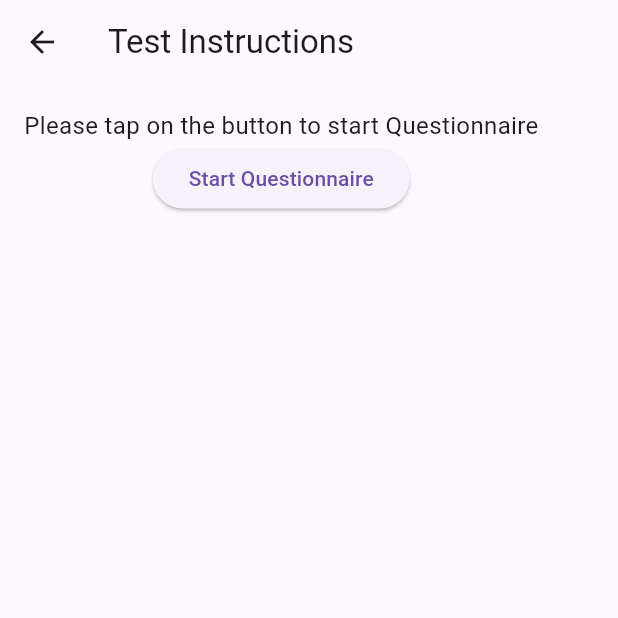
After one commit to ChandraPrakashJangid/test_app, a Flutter app: the HomeScreen screen opened by its route, on a phone screen of 412 x 824 dp, the top half of it. The commit adds this screen. Run offline on Flutter 3.47's test engine with Material 3 defaults, Android fonts, the phone set to English and light mode, and no system bars; our stand-ins replace dio, fluttertoast, retrofit; missing offline and left inert: mockito; generated files the repository leaves out were written again.

Commit message:
Home screen navigated after login

```diff
--- a/lib/main.dart
+++ b/lib/main.dart
@@ -1,5 +1,6 @@
 import 'package:flutter/material.dart';
 import 'package:provider/provider.dart';
+import 'package:test_app/screens/home/home_page.dart';
 import 'package:test_app/screens/login/forgot_password_screen.dart';
 import 'package:test_app/screens/login/login_screen.dart';
 import 'dal/http_repository.dart';
@@ -28,7 +29,7 @@ class MyApp extends StatelessWidget {
       routes: {
         '/': (context) => const LoginScreen(),
         '/forgot_password': (context) => const ForgotPasswordScreen(),
-
+        '/home_screen': (context) => const HomeScreen(),
       },
     );
   }
--- /dev/null
+++ b/lib/screens/home/home_page.dart
@@ -0,0 +1,29 @@
+import 'package:flutter/material.dart';
+
+class HomeScreen extends StatelessWidget {
+  const HomeScreen({super.key});
+
+  @override
+  Widget build(BuildContext context) {
+    return Scaffold(
+      appBar: AppBar(title: const Text("Test Instructions")),
+      body: Padding(
+        padding: const EdgeInsets.all(16.0),
+        child: Column(
+          children: [
+            Text(
+              "Please tap on the button to start Questionnaire",
+              style: const TextStyle(fontSize: 16),
+            ),
+            ElevatedButton(
+              onPressed: () {
+                Navigator.pushReplacementNamed(context, '/demonstration');
+              },
+              child: const Text("Start Questionnaire"),
+            ),
+          ],
+        ),
+      ),
+    );
+  }
+}
```
Also changed, not shown: lib/screens/login/widgets/login_form.dart (+7 -1 lines).
